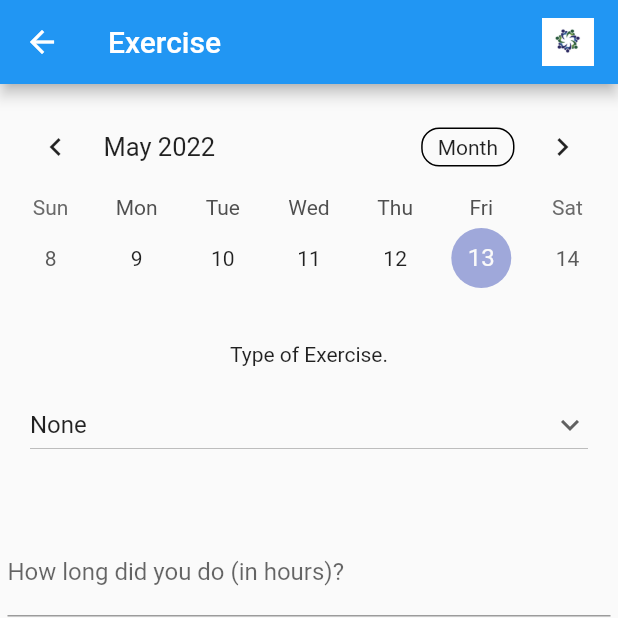
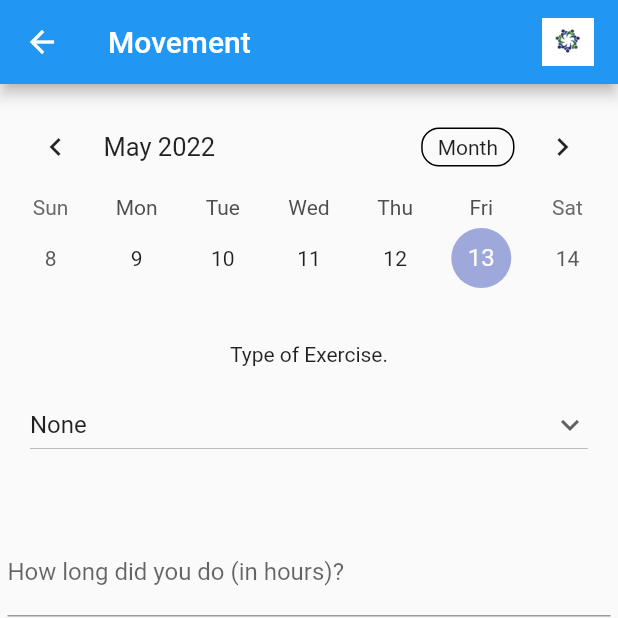
Before and after one commit to BPATHAK10/APMA-Mobile-App, a Flutter app: the ExerciseTrack screen opened directly, on a phone screen of 412 x 824 dp, the top half of it. Run offline on Flutter 3.47's test engine with Material 2 defaults, Android fonts, the phone set to English and light mode, and no system bars; drawn by our look-alikes of table_calendar; our stand-ins replace flutter_signin_button, hive, hive_flutter; accounts and stored records are empty.

Commit message:
final week6

```diff
--- a/apma/lib/screens/exercise_screen.dart
+++ b/apma/lib/screens/movement_screen.dart
@@ -24,7 +24,7 @@ class _ExerciseTrackState extends State<ExerciseTrack> {
   @override
   Widget build(BuildContext context) {
     return Scaffold(
-      appBar: showAppBar(context,'Exercise'),
+      appBar: showAppBar(context,'Movement'),
       body: SingleChildScrollView(
         child: Padding(
           padding: const EdgeInsetsDirectional.fromSTEB(5, 10, 5, 0),
```
